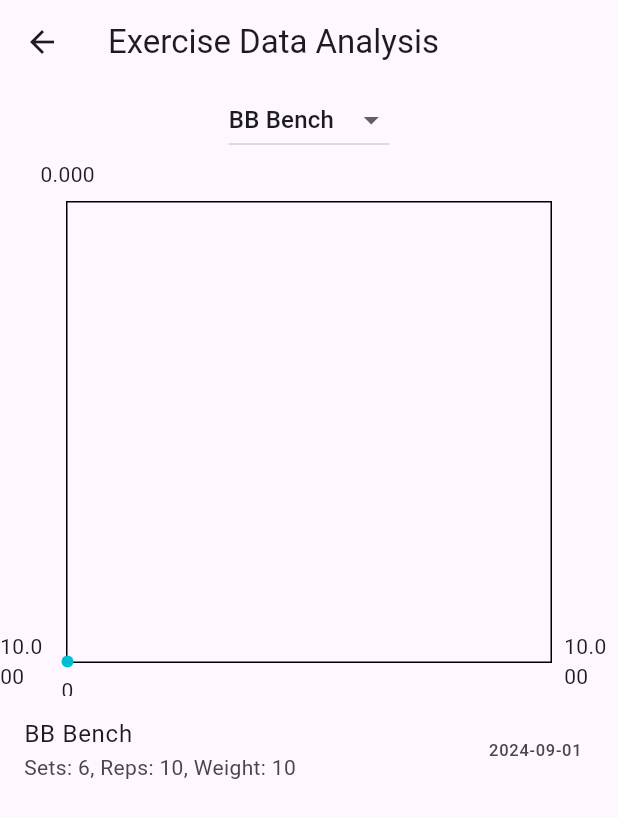
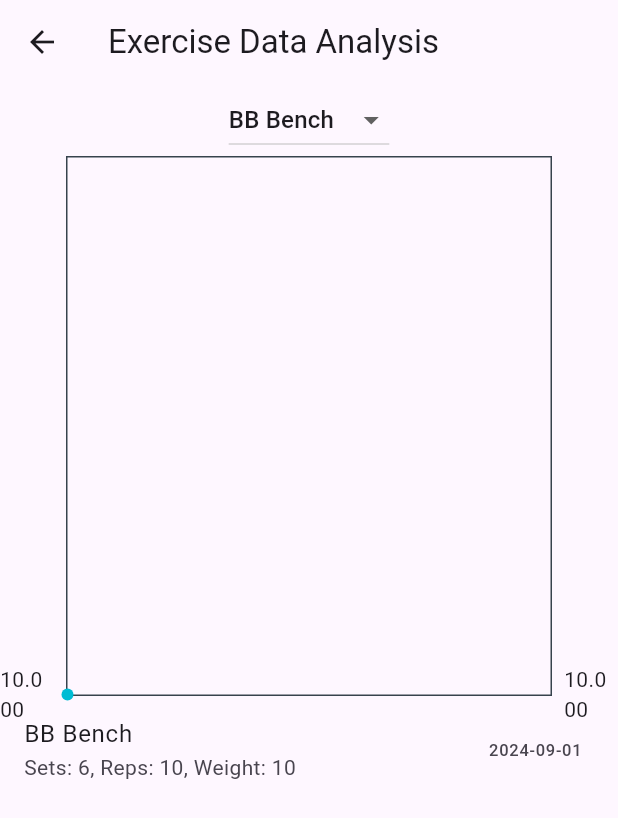
Before and after one commit to Samuel-J-Mathew/Overload--Workout-Nutrition-Weight-Tracker-ClientSide, a Flutter app: the DataAnalysisPage screen opened directly, on a phone screen of 412 x 824 dp. Shown: the top 818 px of the screen. Run offline on Flutter 3.47's test engine with Material 3 defaults, Android fonts, the phone set to English and light mode, and no system bars; drawn by our look-alikes of fl_chart; our stand-ins replace dropdown_search, flutter_heatmap_calendar, hive_flutter, table_calendar; accounts and stored records are empty.

Commit message:
delete button on exercise page, some chart additons

```diff
--- a/lib/pages/DataAnalysisPage.dart
+++ b/lib/pages/DataAnalysisPage.dart
@@ -60,25 +60,51 @@ class _DataAnalysisPageState extends State<DataAnalysisPage> {
           Expanded(
             child: spots.isNotEmpty ? LineChart(
               LineChartData(
-                gridData: FlGridData(show: true),
-                titlesData: FlTitlesData(
-                  bottomTitles: AxisTitles(
-                    sideTitles: SideTitles(
-                      showTitles: true,
-                      getTitlesWidget: (value, meta) => Padding(
-                        padding: const EdgeInsets.only(top: 8.0),
-                        child: Text(value.toInt().toString()), // Display index on x-axis
-                      ),
-                      interval: 1,
+                gridData: FlGridData(
+                  show: true,
+                  getDrawingHorizontalLine: (value) {
+                    return FlLine(
+                      color: const Color(0xff37434d),
+                      strokeWidth: 1,
+                    );
+                  },
+                  drawVerticalLine: true,
+                  getDrawingVerticalLine: (value) {
+                    return FlLine(
+                      color: const Color(0xff37434d),
+                      strokeWidth: 1,
+                    );
+                  },
+                ),
+                borderData: FlBorderData(
+                  show: true,
+                  border: Border.all(color: const Color(0xff37434d), width: 1),
+                ),
+                lineBarsData: [
+                  LineChartBarData(
+                    spots: spots,
+                    isCurved: true,
+                    barWidth: 5,
+                    belowBarData: BarAreaData(
+                      show: false,
+
                     ),
                   ),
+                ],
+                titlesData: const FlTitlesData(
+                  show: true,
+                  bottomTitles: AxisTitles(
+                   sideTitles: SideTitles(
+                     showTitles: false,
+                   )
+                  ),
 
-                ),
-
-                lineBarsData: [LineChartBarData(spots: spots)],
-
-
-
+                  topTitles: AxisTitles(
+                      sideTitles: SideTitles(
+                        showTitles: false,
+                      )
+                  ),
+                )
               ),
             ) : Center(child: Text("No data available for this exercise")),
           ),
```
Also changed, not shown: lib/components/exercise_tile.dart (+17 -21 lines), lib/data/workout_data.dart (+6 -1 lines), lib/pages/workout_page.dart (+21 -29 lines).
